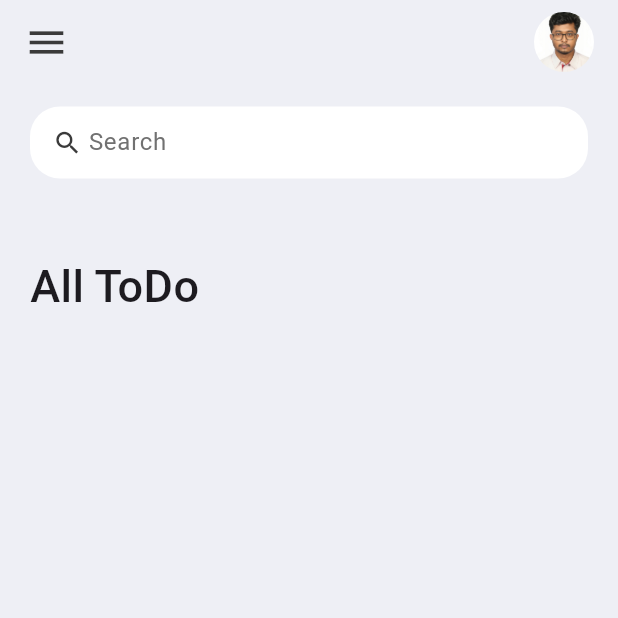
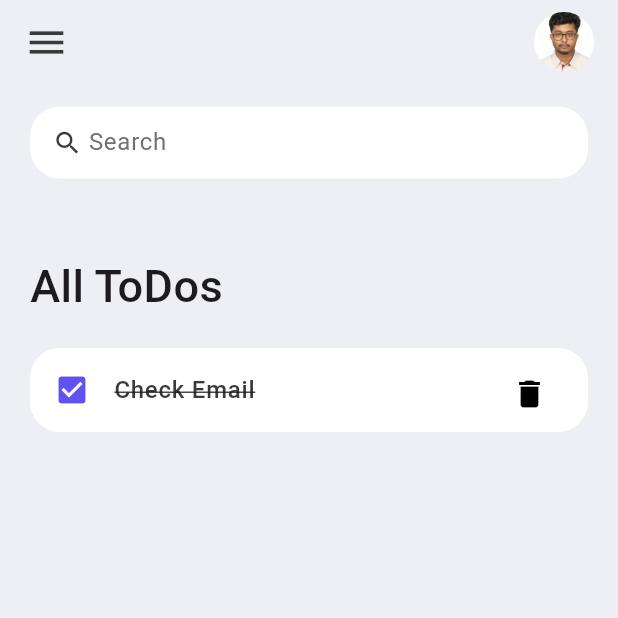
Before and after one commit to ashikmoinul/Delta-Executor, a Flutter app: the screen it shows after launch, on a phone screen of 412 x 824 dp, the top half of it. Run offline on Flutter 3.47's test engine with Material 3 defaults, Android fonts, the phone set to English and light mode, and no system bars; our stand-ins replace device_preview.

Commit message:
Add Todo Items

```diff
--- a/lib/screens/home.dart
+++ b/lib/screens/home.dart
@@ -1,5 +1,6 @@
 import 'package:flutter/material.dart';
 import 'package:todo_app/components/colors.dart';
+import 'package:todo_app/widgets/todo_item.dart';
 
 class HomePage extends StatelessWidget {
   const HomePage({super.key});
@@ -26,13 +27,14 @@ class HomePage extends StatelessWidget {
                       bottom: 20,
                     ),
                     child: Text(
-                      'All ToDo',
+                      'All ToDos',
                       style: TextStyle(
                         fontSize: 30,
                         fontWeight: FontWeight.w500,
                       ),
                     ),
-                  )
+                  ),
+                  TodoItem(),
                 ],
               ),
             )
--- /dev/null
+++ b/lib/widgets/todo_item.dart
@@ -0,0 +1,49 @@
+import 'package:flutter/material.dart';
+import 'package:todo_app/components/colors.dart';
+
+class TodoItem extends StatelessWidget {
+  const TodoItem({super.key});
+
+  @override
+  Widget build(BuildContext context) {
+    return Container(
+      child: ListTile(
+        onTap: () {
+          print('Tap to box');
+        },
+        shape: RoundedRectangleBorder(
+          borderRadius: BorderRadius.circular(20),
+        ),
+        tileColor: Colors.white,
+        leading: Icon(
+          Icons.check_box,
+          color: tdBlue,
+        ),
+        title: Text(
+          'Check Email',
+          style: TextStyle(
+            fontWeight: FontWeight.w500,
+            color: tdBlack,
+            decoration: TextDecoration.lineThrough,
+          ),
+        ),
+        trailing: Container(
+          height: 35,
+          width: 35,
+          padding: EdgeInsets.all(0),
+          decoration: BoxDecoration(),
+          child: IconButton(
+            onPressed: () {
+              print('Clicked on delete button');
+            },
+            icon: Icon(
+              Icons.delete,
+              color: Colors.black,
+              size: 24,
+            ),
+          ),
+        ),
+      ),
+    );
+  }
+}
```
